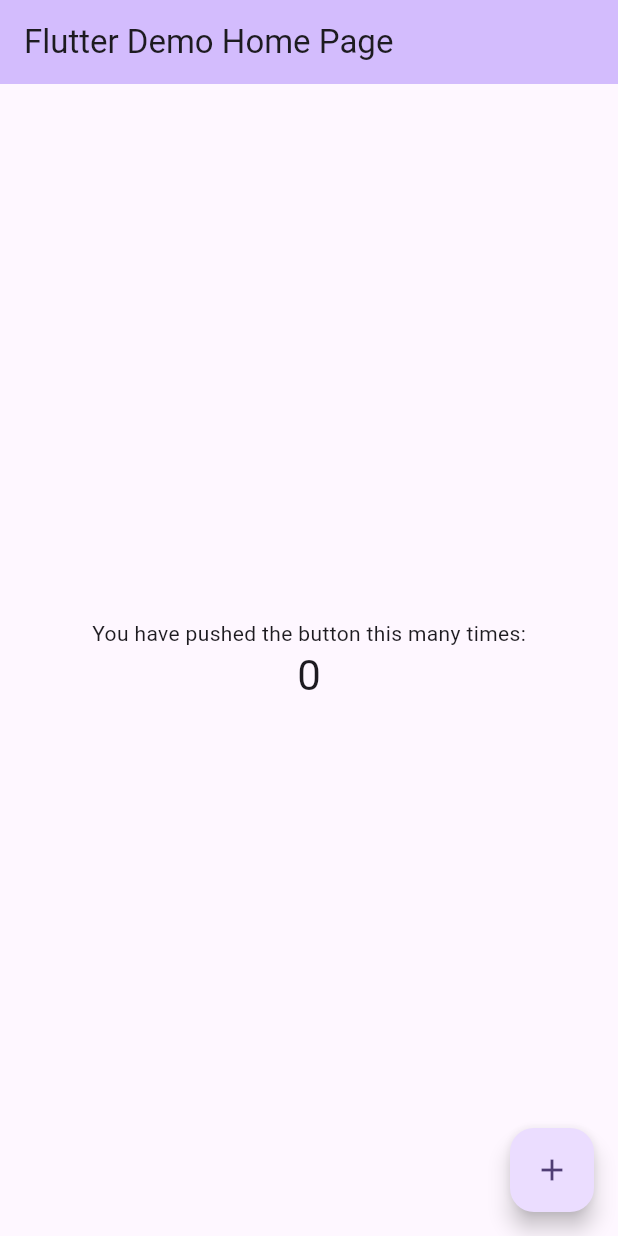
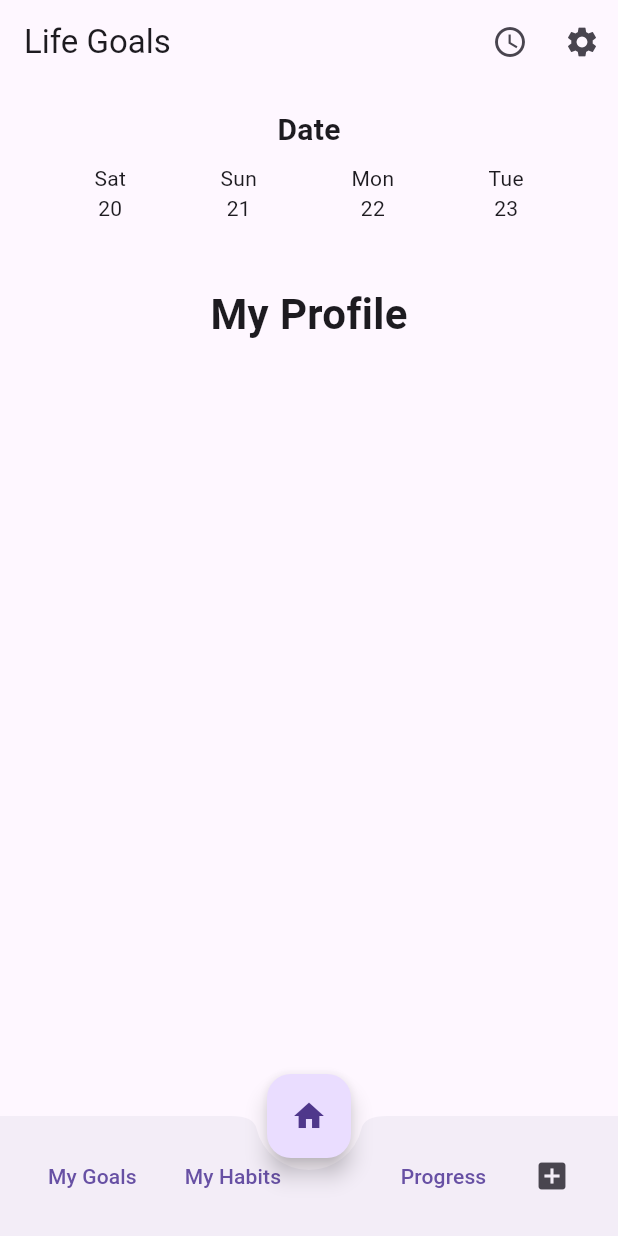
Before and after one commit to Prabhdeep-AI/Mobile-Devices-Project, a Flutter app: the screen it shows after launch, on a phone screen of 412 x 824 dp. Run offline on Flutter 3.47's test engine with Material 3 defaults, Android fonts, the phone set to English and light mode, and no system bars.

Commit message:
mockup UI

```diff
--- a/home_app/lib/home.dart
+++ b/home_app/lib/home.dart
@@ -1,122 +1,87 @@
 import 'package:flutter/material.dart';
 
 void main() {
-  runApp(const MyApp());
+  runApp(LifeGoalsApp());
 }
 
-class MyApp extends StatelessWidget {
-  const MyApp({super.key});
+class LifeGoalsApp extends StatelessWidget {
+  const LifeGoalsApp({super.key});
 
-  // This widget is the root of your application.
   @override
   Widget build(BuildContext context) {
     return MaterialApp(
-      title: 'Flutter Demo',
-      theme: ThemeData(
-        // This is the theme of your application.
-        //
-        // TRY THIS: Try running your application with "flutter run". You'll see
-        // the application has a purple toolbar. Then, without quitting the app,
-        // try changing the seedColor in the colorScheme below to Colors.green
-        // and then invoke "hot reload" (save your changes or press the "hot
-        // reload" button in a Flutter-supported IDE, or press "r" if you used
-        // the command line to start the app).
-        //
-        // Notice that the counter didn't reset back to zero; the application
-        // state is not lost during the reload. To reset the state, use hot
-        // restart instead.
-        //
-        // This works for code too, not just values: Most code changes can be
-        // tested with just a hot reload.
-        colorScheme: ColorScheme.fromSeed(seedColor: Colors.deepPurple),
-      ),
-      home: const MyHomePage(title: 'Flutter Demo Home Page'),
+      title: 'Life Goals',
+      home: LifeGoalsHome(),
+      debugShowCheckedModeBanner: false,
     );
   }
 }
 
-class MyHomePage extends StatefulWidget {
-  const MyHomePage({super.key, required this.title});
-
-  // This widget is the home page of your application. It is stateful, meaning
-  // that it has a State object (defined below) that contains fields that affect
-  // how it looks.
-
-  // This class is the configuration for the state. It holds the values (in this
-  // case the title) provided by the parent (in this case the App widget) and
-  // used by the build method of the State. Fields in a Widget subclass are
-  // always marked "final".
-
-  final String title;
-
-  @override
-  State<MyHomePage> createState() => _MyHomePageState();
-}
-
-class _MyHomePageState extends State<MyHomePage> {
-  int _counter = 0;
-
-  void _incrementCounter() {
-    setState(() {
-      // This call to setState tells the Flutter framework that something has
-      // changed in this State, which causes it to rerun the build method below
-      // so that the display can reflect the updated values. If we changed
-      // _counter without calling setState(), then the build method would not be
-      // called again, and so nothing would appear to happen.
-      _counter++;
-    });
-  }
-
+class LifeGoalsHome extends StatelessWidget {
   @override
   Widget build(BuildContext context) {
-    // This method is rerun every time setState is called, for instance as done
-    // by the _incrementCounter method above.
-    //
-    // The Flutter framework has been optimized to make rerunning build methods
-    // fast, so that you can just rebuild anything that needs updating rather
-    // than having to individually change instances of widgets.
     return Scaffold(
       appBar: AppBar(
-        // TRY THIS: Try changing the color here to a specific color (to
-        // Colors.amber, perhaps?) and trigger a hot reload to see the AppBar
-        // change color while the other colors stay the same.
-        backgroundColor: Theme.of(context).colorScheme.inversePrimary,
-        // Here we take the value from the MyHomePage object that was created by
-        // the App.build method, and use it to set our appbar title.
-        title: Text(widget.title),
+        title: Text("Life Goals"),
+        actions: [
+          IconButton(icon: Icon(Icons.access_time), onPressed: () {}),
+          IconButton(icon: Icon(Icons.settings), onPressed: () {}),
+        ],
       ),
-      body: Center(
-        // Center is a layout widget. It takes a single child and positions it
-        // in the middle of the parent.
-        child: Column(
-          // Column is also a layout widget. It takes a list of children and
-          // arranges them vertically. By default, it sizes itself to fit its
-          // children horizontally, and tries to be as tall as its parent.
-          //
-          // Column has various properties to control how it sizes itself and
-          // how it positions its children. Here we use mainAxisAlignment to
-          // center the children vertically; the main axis here is the vertical
-          // axis because Columns are vertical (the cross axis would be
-          // horizontal).
-          //
-          // TRY THIS: Invoke "debug painting" (choose the "Toggle Debug Paint"
-          // action in the IDE, or press "p" in the console), to see the
-          // wireframe for each widget.
-          mainAxisAlignment: MainAxisAlignment.center,
-          children: <Widget>[
-            const Text('You have pushed the button this many times:'),
-            Text(
-              '$_counter',
-              style: Theme.of(context).textTheme.headlineMedium,
+      body: Column(
+        children: [
+          SizedBox(height: 16),
+
+          Text(
+            "Date",
+            style: TextStyle(fontSize: 20, fontWeight: FontWeight.bold),
+          ),
+          SizedBox(height: 8),
+
+          Row(
+            mainAxisAlignment: MainAxisAlignment.spaceEvenly,
+            children: [
+              Column(children: [Text("Sat"), Text("20")]),
+              Column(children: [Text("Sun"), Text("21")]),
+              Column(children: [Text("Mon"), Text("22")]),
+              Column(children: [Text("Tue"), Text("23")]),
+            ],
+          ),
+
+          SizedBox(height: 40),
+
+          Center(
+            child: Text(
+              "My Profile",
+              style: TextStyle(fontSize: 28, fontWeight: FontWeight.bold),
+            ),
+          ),
+        ],
+      ),
+
+      bottomNavigationBar: BottomAppBar(
+        shape: CircularNotchedRectangle(),
+        notchMargin: 8,
+        child: Row(
+          mainAxisAlignment: MainAxisAlignment.spaceAround,
+          children: [
+            TextButton(onPressed: () {}, child: Text("My Goals")),
+            TextButton(onPressed: () {}, child: Text("My Habits")),
+            SizedBox(width: 40), // spacing for home button
+            TextButton(onPressed: () {}, child: Text("Progress")),
+            IconButton(
+              icon: Icon(Icons.add_box), // create goal/habit
+              onPressed: () {},
             ),
           ],
         ),
       ),
+
       floatingActionButton: FloatingActionButton(
-        onPressed: _incrementCounter,
-        tooltip: 'Increment',
-        child: const Icon(Icons.add),
-      ), // This trailing comma makes auto-formatting nicer for build methods.
+        onPressed: () {},
+        child: Icon(Icons.home),
+      ),
+      floatingActionButtonLocation: FloatingActionButtonLocation.centerDocked,
     );
   }
 }
```
Also changed, not shown: 1 other file.
